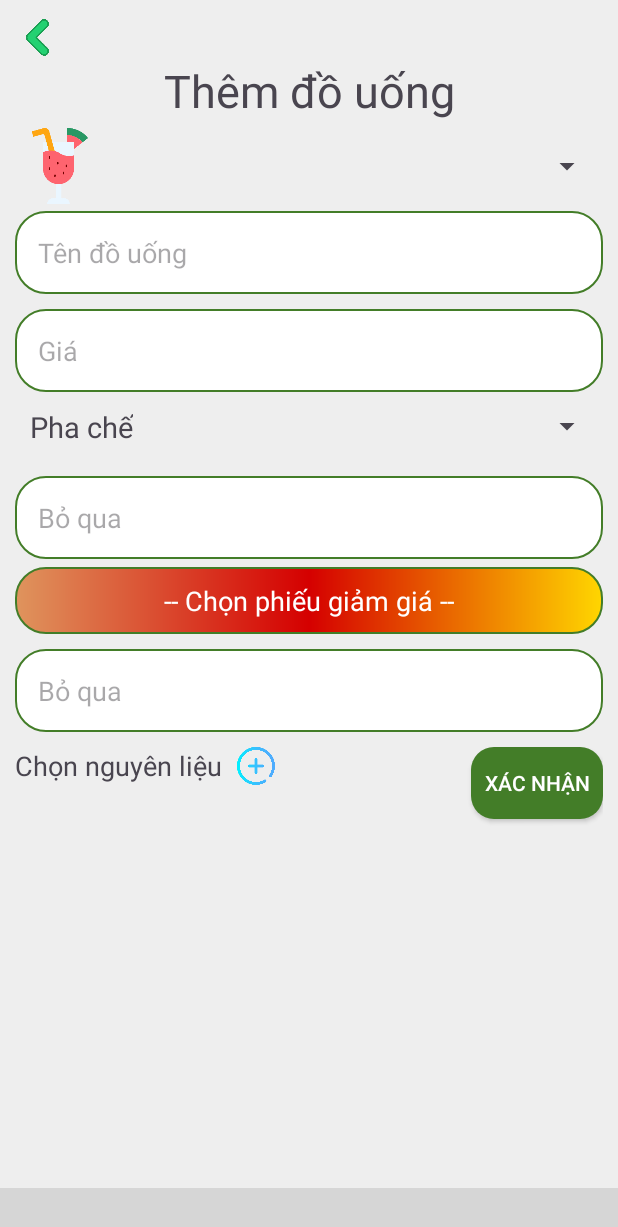
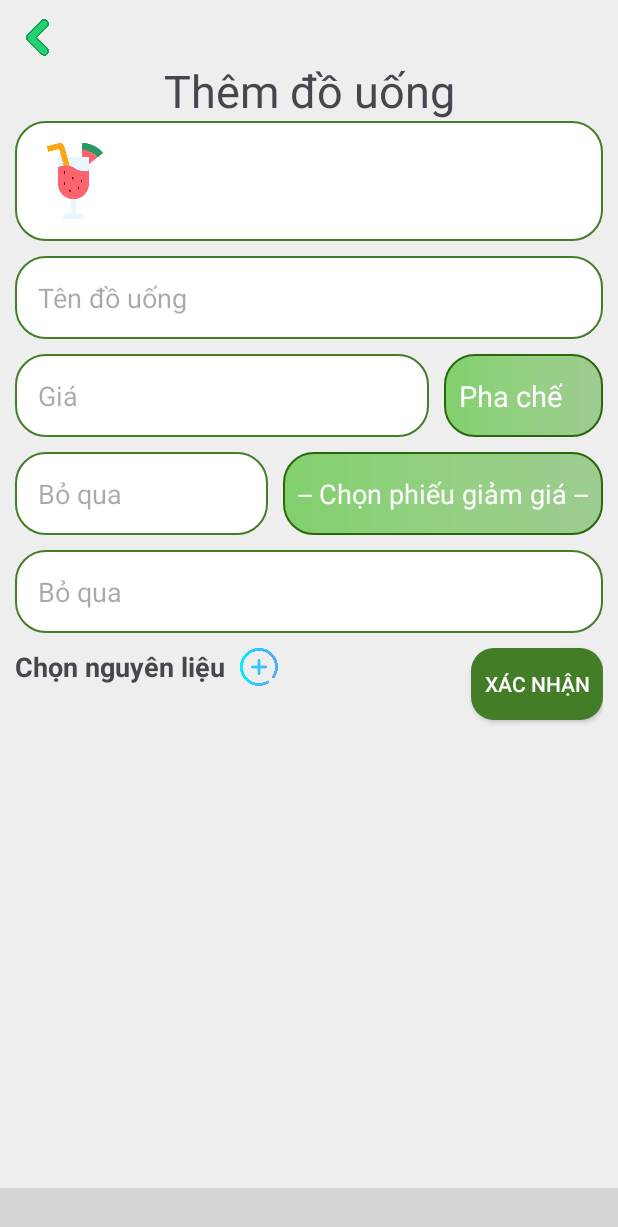
Before and after one commit to vanhnguyen204/PRO1121_DA1, an Android app: the fragment FragmentAddDrink placed in its activity, on a phone screen of 412 x 824 dp. Shown: the top 1227 px of the screen. Run offline under Robolectric (Android 15) with nearby library versions, the phone set to English and light mode, and no system bars; libraries missing offline, so code that uses them is left out: com.ismaeldivita.chipnavigation; plain views replace ChipNavigationBar; 3 statements that could not run were skipped; grey boxes are pictures that could not be loaded.

Commit message:
27/11/2023

```diff
--- a/app/src/main/java/com/fpoly/pro1121_da1/spinner/SpinnerImageDrink.java
+++ b/app/src/main/java/com/fpoly/pro1121_da1/spinner/SpinnerImageDrink.java
@@ -1,5 +1,6 @@
 package com.fpoly.pro1121_da1.spinner;
 
+import android.annotation.SuppressLint;
 import android.app.Activity;
 import android.view.LayoutInflater;
 import android.view.View;
@@ -33,6 +34,7 @@ public class SpinnerImageDrink extends BaseAdapter {
         return 0;
     }
 
+    @SuppressLint("ViewHolder")
     @Override
     public View getView(int i, View view, ViewGroup viewGroup) {
         LayoutInflater inflater = activity.getLayoutInflater();
--- a/app/src/main/res/drawable/border_spinner.xml
+++ b/app/src/main/res/drawable/border_spinner.xml
@@ -2,14 +2,14 @@
 <shape xmlns:android="http://schemas.android.com/apk/res/android">
 <stroke
     android:width="1dp"
-    android:color="@color/green"
+    android:color="#29660C"
     />
     <corners
         android:radius="20dp"
         />
     <gradient
-        android:startColor="#DF945D"
-        android:centerColor="#D50000"
-        android:endColor="#FFD600"
+        android:startColor="#81D06D"
+        android:centerColor="#94D082"
+        android:endColor="#9DCC90"
         />
 </shape>
--- a/app/src/main/res/layout/fragment_add_drink.xml
+++ b/app/src/main/res/layout/fragment_add_drink.xml
@@ -3,7 +3,6 @@
     android:layout_width="match_parent"
     android:layout_height="match_parent"
     android:orientation="vertical"
-
     android:padding="10dp">
 
     <ImageView
@@ -24,12 +23,15 @@
     <Spinner
         android:id="@+id/spinner_image_drink_fragmentAddDrink"
         android:layout_width="match_parent"
+        android:popupBackground="@drawable/border_edt"
         android:layout_height="wrap_content"
+        android:background="@drawable/border_edt"
         android:layout_below="@+id/title_addDrink" />
 
     <EditText
         android:id="@+id/edt_nameDrink_addDrink"
         android:layout_width="match_parent"
+        android:layout_marginTop="10dp"
         android:layout_height="wrap_content"
         android:layout_below="@+id/spinner_image_drink_fragmentAddDrink"
         android:background="@drawable/border_edt"
@@ -38,10 +40,12 @@
 
     <EditText
         android:id="@+id/edt_priceDrink_addDrink"
-        android:layout_width="match_parent"
+        android:layout_width="wrap_content"
         android:layout_height="wrap_content"
         android:layout_below="@+id/edt_nameDrink_addDrink"
+        android:layout_alignParentStart="true"
         android:layout_marginTop="10dp"
+        android:layout_toLeftOf="@+id/spinner_typeOfDrink_addDrink"
         android:background="@drawable/border_edt"
         android:hint="Giá"
         android:inputType="number"
@@ -49,16 +53,24 @@
 
     <Spinner
         android:id="@+id/spinner_typeOfDrink_addDrink"
-        android:layout_width="match_parent"
+        android:layout_width="wrap_content"
         android:layout_height="wrap_content"
-        android:layout_below="@+id/edt_priceDrink_addDrink" />
+        android:layout_above="@+id/edt_quantity_addDrink"
+        android:layout_below="@+id/edt_nameDrink_addDrink"
+        android:layout_alignParentEnd="true"
+        android:layout_marginStart="10dp"
+        android:layout_marginTop="10dp"
+        android:background="@drawable/border_spinner"
+        android:popupBackground="@drawable/border_spinner" />
 
     <EditText
         android:id="@+id/edt_quantity_addDrink"
-        android:layout_width="match_parent"
+        android:layout_width="wrap_content"
         android:layout_height="wrap_content"
-        android:layout_below="@+id/spinner_typeOfDrink_addDrink"
+        android:layout_below="@+id/edt_priceDrink_addDrink"
+        android:layout_alignParentStart="true"
         android:layout_marginTop="10dp"
+        android:layout_toStartOf="@+id/spinner_voucherDrink_addDrink"
         android:background="@drawable/border_edt"
         android:hint="Số lượng"
         android:inputType="number"
@@ -66,10 +78,14 @@
 
     <Spinner
         android:id="@+id/spinner_voucherDrink_addDrink"
-        android:layout_width="match_parent"
+        android:layout_width="wrap_content"
         android:layout_height="wrap_content"
-        android:layout_below="@+id/edt_quantity_addDrink"
-        android:layout_marginTop="5dp"
+        android:layout_above="@+id/edt_dateExpiry_addDrink"
+        android:layout_below="@+id/spinner_typeOfDrink_addDrink"
+        android:layout_alignParentEnd="true"
+        android:layout_marginStart="10dp"
+        android:layout_marginTop="10dp"
+
         android:background="@drawable/border_spinner"
         android:popupBackground="@drawable/border_spinner" />
 
@@ -78,7 +94,7 @@
         android:id="@+id/edt_dateExpiry_addDrink"
         android:layout_width="match_parent"
         android:layout_height="wrap_content"
-        android:layout_below="@+id/spinner_voucherDrink_addDrink"
+        android:layout_below="@+id/edt_quantity_addDrink"
         android:layout_marginTop="10dp"
         android:layout_marginBottom="10dp"
         android:background="@drawable/border_edt"
@@ -92,7 +108,8 @@
         android:layout_height="wrap_content"
         android:layout_below="@+id/edt_dateExpiry_addDrink"
         android:text="Chọn nguyên liệu"
-        android:textSize="18sp" />
+        android:textSize="18sp"
+        android:textStyle="bold" />
 
     <ImageView
         android:id="@+id/img_addIngredient_fragmentAddDrink"
@@ -107,7 +124,8 @@
         android:id="@+id/recyclerView_ingredient_fragmentAddDrink"
         android:layout_width="wrap_content"
         android:layout_height="wrap_content"
-        android:layout_below="@+id/img_addIngredient_fragmentAddDrink" />
+        android:layout_below="@+id/btnConfirm_addDrink"
+        android:layout_marginTop="10dp" />
 
     <androidx.appcompat.widget.AppCompatButton
         android:id="@+id/btnConfirm_addDrink"
--- a/app/src/main/res/layout/item_recyclerview_addingredient_drink.xml
+++ b/app/src/main/res/layout/item_recyclerview_addingredient_drink.xml
@@ -1,6 +1,8 @@
 <?xml version="1.0" encoding="utf-8"?>
 <RelativeLayout xmlns:android="http://schemas.android.com/apk/res/android"
     android:layout_width="match_parent"
+    android:layout_margin="10dp"
+    android:background="@drawable/border_edt"
     android:padding="10dp"
     android:layout_height="wrap_content">
 <ImageView
--- a/app/src/main/res/layout/item_spinner_image_drink.xml
+++ b/app/src/main/res/layout/item_spinner_image_drink.xml
@@ -5,6 +5,7 @@
     <ImageView
         android:layout_width="60dp"
         android:layout_height="60dp"
+        android:layout_margin="10dp"
         android:src="@mipmap/dragon_fruit"
         android:id="@+id/img_spinnerADD_drink"
         />
--- a/app/src/main/res/layout/item_spinner_typeofdrink.xml
+++ b/app/src/main/res/layout/item_spinner_typeofdrink.xml
@@ -7,6 +7,7 @@
     android:layout_width="wrap_content"
     android:text="Pha chế"
     android:textSize="19sp"
+    android:textColor="@color/white"
     android:id="@+id/tv_typeOfDrink_spinner"
     android:layout_height="wrap_content"/>
 </LinearLayout>
```
Also changed, not shown: app/src/main/java/com/fpoly/pro1121_da1/Fragment/FragmentAddDrink.java (+72 -15 lines), app/src/main/java/com/fpoly/pro1121_da1/Fragment/FragmentDrink.java (+28 -3 lines), app/src/main/res/layout/fragment__drink.xml (+36 -28 lines).
